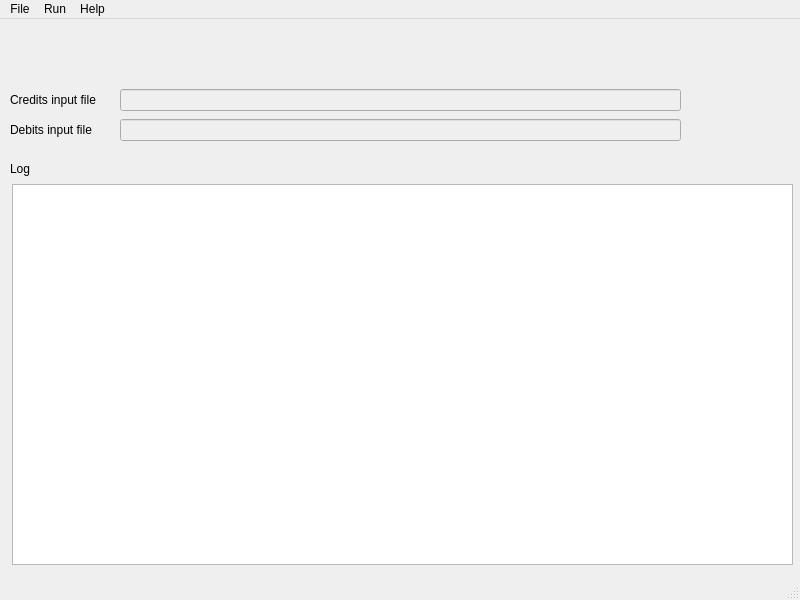
ARPA-SIMC/carbonCalculator, file carbonCalculatorGUI/mainwindow.ui: the form before one commit.
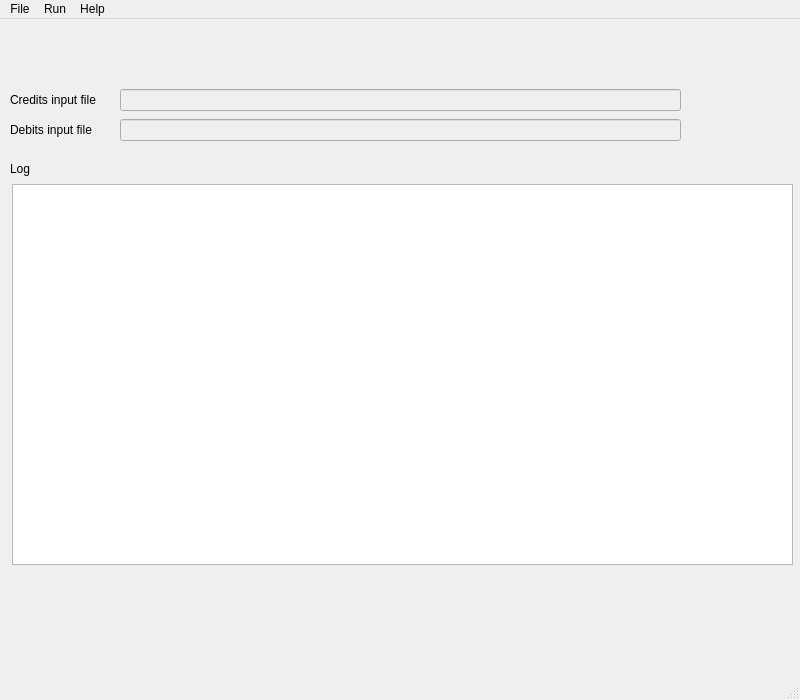
The form after the commit.

The edit to the form file:
```diff
--- a/carbonCalculatorGUI/mainwindow.ui
+++ b/carbonCalculatorGUI/mainwindow.ui
@@ -10,19 +10,19 @@
     <x>0</x>
     <y>0</y>
     <width>800</width>
-    <height>600</height>
+    <height>700</height>
    </rect>
   </property>
   <property name="minimumSize">
    <size>
     <width>800</width>
-    <height>600</height>
+    <height>700</height>
    </size>
   </property>
   <property name="maximumSize">
    <size>
     <width>800</width>
-    <height>1024</height>
+    <height>1200</height>
    </size>
   </property>
   <property name="windowTitle">
```
